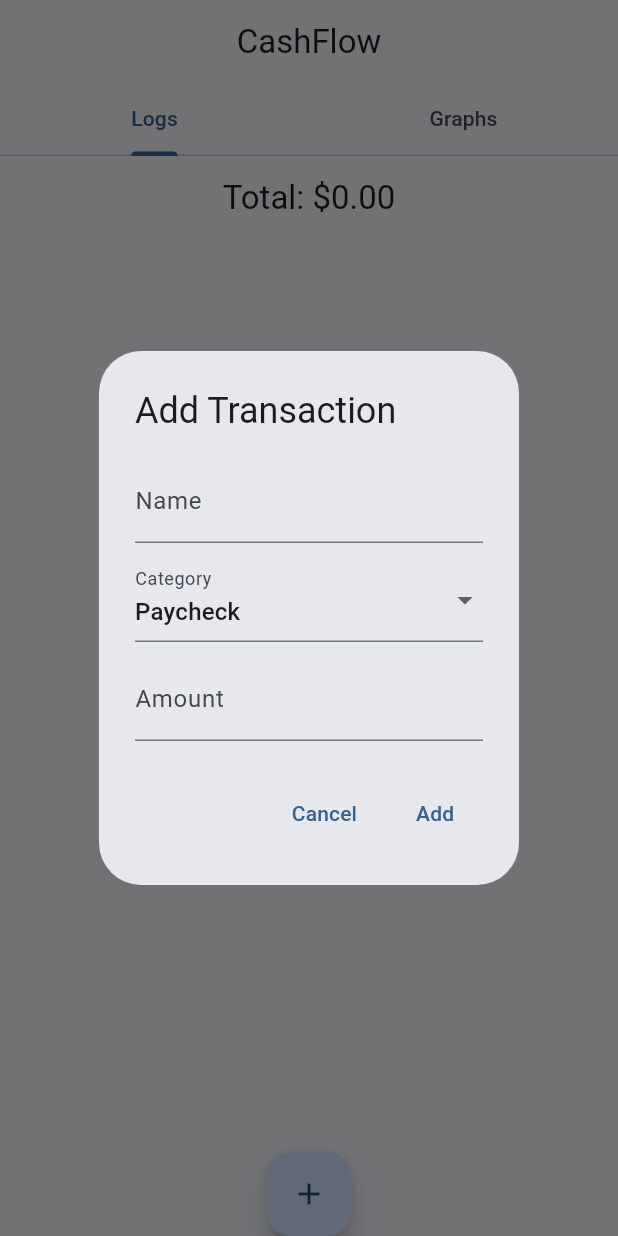
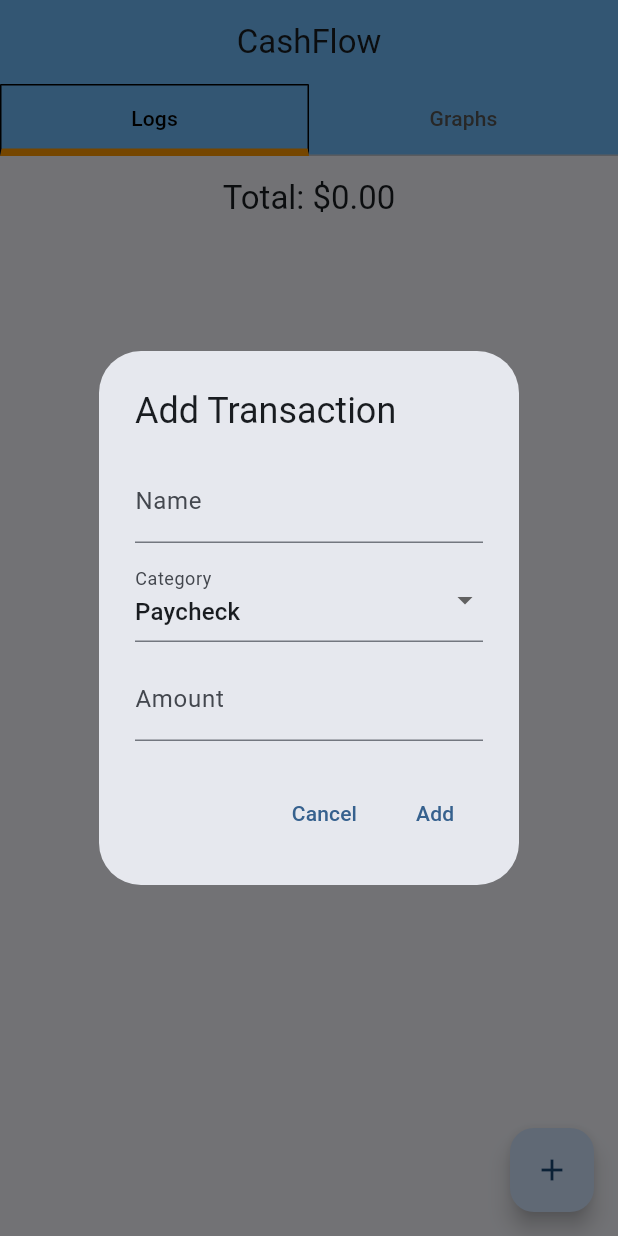
Before and after one commit to fernandocm9/MAD_project1_personal_finance_manager, a Flutter app: the screen it shows after launch, after a tap on the "add" icon, on a phone screen of 412 x 824 dp. Run offline on Flutter 3.47's test engine with Material 3 defaults, Android fonts, the phone set to English and light mode, and no system bars; our stand-ins replace sqflite; accounts and stored records are empty.

Commit message:
fixed floating + button where it was centered and not on bottom left. Also edited the look of the app to resemble the wireframe

```diff
--- a/finance_manager/lib/main.dart
+++ b/finance_manager/lib/main.dart
@@ -19,12 +19,20 @@ class MyApp extends StatelessWidget {
         length: 2,
         child: Scaffold(
           appBar: AppBar(
-            title: const Center(child: Text('CashFlow')),
-            bottom: const TabBar(
+            title: Center(child: Text('CashFlow')),
+            backgroundColor: const Color.fromARGB(255, 112, 188, 250),
+            bottom: TabBar(
               tabs: [
                 Tab(text: 'Logs'),
                 Tab(text: 'Graphs'),
               ],
+              labelColor: Colors.black,
+              unselectedLabelColor: const Color.fromARGB(255, 86, 86, 86),
+              indicator: BoxDecoration(
+                color: const Color.fromARGB(255, 112, 188, 250),
+                border: Border(top: BorderSide(color: Colors.black), left: BorderSide(color: Colors.black), right: BorderSide(color: Colors.black), bottom: BorderSide(color: Colors.orange, width: 5)),
+              ),
+              indicatorSize: TabBarIndicatorSize.tab,
             ),
           ),
           body: const TabBarView(
@@ -50,7 +58,6 @@ class LogsPage extends StatefulWidget {
 class _LogsPageState extends State<LogsPage> {
   final DatabaseHelper dbHelper = DatabaseHelper();
   late TextEditingController nameController;
-  late TextEditingController categoryController;
   late TextEditingController amountController;
 
   List<String> _categories = ['Paycheck', 'Refund', 'Dividends', 'Rent', 'Food', 'Entertainment', 'Bill'];
@@ -70,7 +77,6 @@ class _LogsPageState extends State<LogsPage> {
   @override
   void dispose() {
     nameController.dispose();
-    categoryController.dispose();
     amountController.dispose();
     super.dispose();
   }
@@ -245,24 +251,33 @@ void _updateRow(int id, String name, String category, double amount) async {
 
   @override
   Widget build(BuildContext context) {
-    return Column(
-      children: [
-        AppBar(
-          title: Center(child: Text(total < 0 ? 'Total: -\$${(-total).toStringAsFixed(2)}' : 'Total: \$${total.toStringAsFixed(2)}')),
+    return Scaffold(
+      appBar: AppBar(
+        title: Center(
+          child: Text(total < 0
+              ? 'Total: -\$${(-total).toStringAsFixed(2)}'
+              : 'Total: \$${total.toStringAsFixed(2)}'),
         ),
-        Expanded(
-          child: ListView.builder(
+      ),
+      body: ListView.builder(
         itemCount: transactions.length,
         itemBuilder: (context, index) {
           final transaction = transactions[index];
           return Padding(
-                padding:EdgeInsets.symmetric(horizontal: 10, vertical: 5),
+            padding: EdgeInsets.symmetric(horizontal: 10, vertical: 5),
             child: ListTile(
               title: Text(transaction['name']),
               subtitle: Text(transaction['category']),
-                  onLongPress: () {_confirmDelete(transaction['_id']);},
-                  onTap:() {_openEditTransactionDialog(transaction);},
-                  trailing: Text('\$${transaction['amount'].toStringAsFixed(2)}', style: TextStyle(fontSize: 15),),
+              onLongPress: () {
+                _confirmDelete(transaction['_id']);
+              },
+              onTap: () {
+                _openEditTransactionDialog(transaction);
+              },
+              trailing: Text(
+                '\$${transaction['amount'].toStringAsFixed(2)}',
+                style: TextStyle(fontSize: 15),
+              ),
               tileColor: transaction['amount'] < 0 ? Colors.red : Colors.green,
               shape: RoundedRectangleBorder(
                 side: BorderSide(color: Colors.black, width: 1),
@@ -272,15 +287,15 @@ void _updateRow(int id, String name, String category, double amount) async {
           );
         },
       ),
-        ),
-        FloatingActionButton(
+      floatingActionButton: FloatingActionButton(
         onPressed: _openAddTransactionDialog,
         tooltip: 'Add Transaction',
         child: const Icon(Icons.add),
       ),
-      ],
+      floatingActionButtonLocation: FloatingActionButtonLocation.endFloat,
     );
   }
+
 
   Future<void> _openAddTransactionDialog() async {
     return showDialog<void>(
```
Lines whose indentation alone changed are shown as unchanged.
